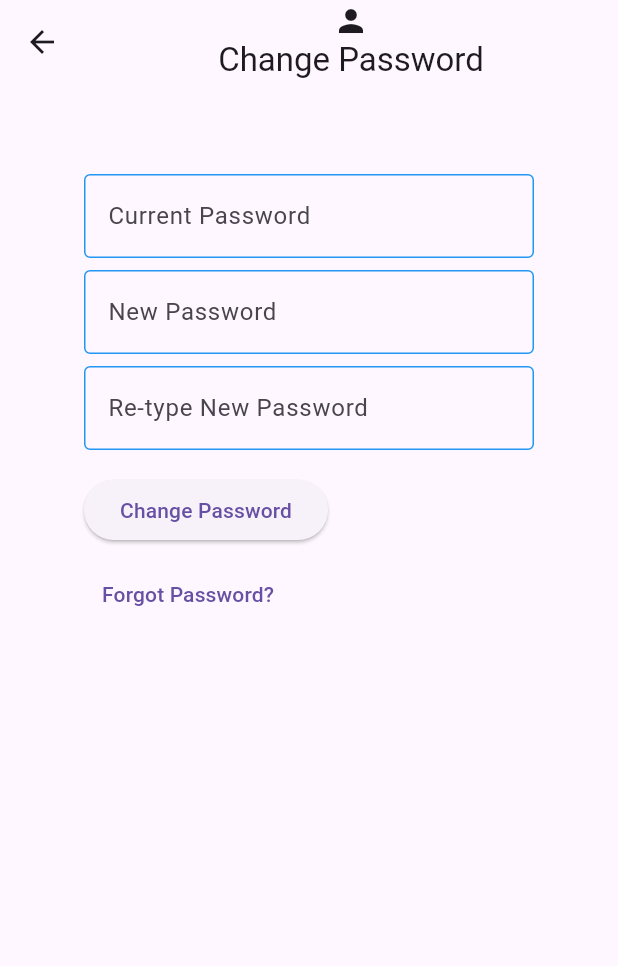
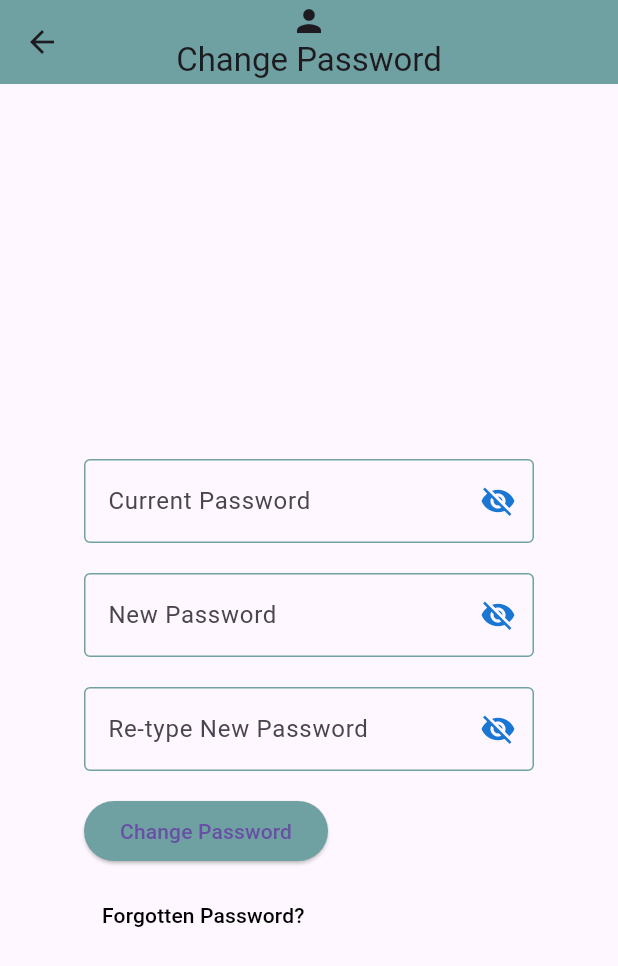
Before and after one commit to omneaa/graduation_task, a Flutter app: the screen it shows after launch, after a tap on "Change password", on a phone screen of 412 x 824 dp. Shown: the top 966 px of the screen. Run offline on Flutter 3.47's test engine with Material 3 defaults, Android fonts, the phone set to English and light mode, and no system bars; our stand-ins replace image_picker.

Commit message:
Initial commit

```diff
--- a/lib/main.dart
+++ b/lib/main.dart
@@ -6,14 +6,12 @@ import 'package:screen/screens/ChangePasswordScreen.dart';
 import 'package:screen/screens/LogInScreen.dart';
 import 'package:screen/screens/deleteAccount.dart';
 import 'package:screen/screens/logout.dart';
-
 void main() {
   runApp(MaterialApp(
     debugShowCheckedModeBanner: false,
     home: ProfileScreen(),
   ));
 }
-
 class ProfileScreen extends StatefulWidget {
   @override
   _ProfileScreenState createState() => _ProfileScreenState();
@@ -40,20 +38,23 @@ class _ProfileScreenState extends State<ProfileScreen> {
             Text('Profile'),
           ],
         ),
+        backgroundColor: Color(0xFF6FA1A2),
         centerTitle: true,
       ),
       body: Center(
         child: SingleChildScrollView(
           child: Column(
             children: <Widget>[
-              SizedBox(height: 1.0),
+              //SizedBox(height: 1.0),
               CircleAvatar(
                 radius: 70,
-                backgroundImage: _imageFile != null ? FileImage(File(_imageFile!.path)) : null,
+                backgroundImage:AssetImage('assets/images/profilePicture.png'),
+                // _imageFile != null ? FileImage(File(_imageFile!.path)) : null,
                 child: Align(
                   alignment: Alignment.bottomRight,
                   child: CircleAvatar(
-                    backgroundColor: Colors.white,
+
+                    backgroundColor: Color(0xFFF3F4F9),
                     radius: 12,
                     child: IconButton(
                       icon: Icon(Icons.camera_alt, size: 25, color: Colors.grey),
@@ -62,8 +63,11 @@ class _ProfileScreenState extends State<ProfileScreen> {
                   ),
                 ),
               ),
+
+
+
               SizedBox(height: 20.0),
-              Text('omnia Mohamed',style: TextStyle(fontSize: 20),),
+              Text('Edit Profile',style: TextStyle(fontSize: 20),),
               SizedBox(height: 20.0),
               SizedBox(
                 width: 250,
@@ -76,6 +80,7 @@ class _ProfileScreenState extends State<ProfileScreen> {
                   ),
                 ),
               ),
+              SizedBox(height: 10),
               SizedBox(
                 width: 250,
                 height: 70,
@@ -90,32 +95,41 @@ class _ProfileScreenState extends State<ProfileScreen> {
 
               SizedBox(height: 20.0),
               Container(
-                width: 150,
+                width: 200,
                 child: ElevatedButton(
                     onPressed: () {
                       Navigator.push(context, MaterialPageRoute(builder: (context) => LogInScreen()));
                     },
+                    style: ElevatedButton.styleFrom(
+                      primary: Color(0xFF6FA1A2), // Set the desired color
+                    ),
                     child: Text('Logout')
                 ),
               ),
               SizedBox(height: 20.0),
               Container(
-                width: 150,
+                width: 200,
                 child: ElevatedButton(
                   onPressed: () {
                     Navigator.push(context, MaterialPageRoute(builder: (context) => DeleteAccountScreen()));
                   },
+                  style: ElevatedButton.styleFrom(
+                    primary: Color(0xFF6FA1A2), // Set the desired color
+                  ),
                   child: Text('Delete Account'),
                 ),
               ),
 
               SizedBox(height: 20.0),
               Container(
-                width: 150,
+                width: 200,
                 child: ElevatedButton(
                   onPressed: () {
                     Navigator.push(context, MaterialPageRoute(builder: (context) => ChangePasswordScreen()));
                   },
+                  style: ElevatedButton.styleFrom(
+                    primary: Color(0xFF6FA1A2), // Set the desired color
+                  ),
                   child: Text('Change password'),
                 ),
               ),
--- a/lib/screens/ChangePasswordScreen.dart
+++ b/lib/screens/ChangePasswordScreen.dart
@@ -1,19 +1,18 @@
 import 'package:flutter/material.dart';
 import 'package:screen/screens/ForgotPasswordScreen.dart';
-
 class ChangePasswordScreen extends StatelessWidget {
   @override
   Widget build(BuildContext context) {
     return Scaffold(
       appBar: AppBar(
-        title: Center(
-          child: Column(
-            children: [
-              Icon(Icons.person),
-              Text('Change Password'),
-            ],
-          ),
+        title: Column(
+          children: [
+            Icon(Icons.person),
+            Text('Change Password'),
+          ],
         ),
+        backgroundColor: Color(0xFF6FA1A2),
+        centerTitle: true,
       ),
       body: Center(
         child: ChangePasswordForm(),
@@ -21,7 +20,6 @@ class ChangePasswordScreen extends StatelessWidget {
     );
   }
 }
-
 class ChangePasswordForm extends StatefulWidget {
   @override
   ChangePasswordFormState createState() {
@@ -31,33 +29,44 @@ class ChangePasswordForm extends StatefulWidget {
 
 class ChangePasswordFormState extends State<ChangePasswordForm> {
   final _formKey = GlobalKey<FormState>();
-  final TextEditingController _passwordController = TextEditingController();
+  final TextEditingController _currentPasswordController = TextEditingController();
   final TextEditingController _newPasswordController = TextEditingController();
   final TextEditingController _confirmPasswordController = TextEditingController();
+  bool _currentPasswordVisible = false;
+  bool _newPasswordVisible = false;
+  bool _confirmPasswordVisible = false;
 
   @override
   Widget build(BuildContext context) {
     return Form(
       key: _formKey,
-
       child: Container(
         width: 300,
-        child: Column(
-
-
+        child:SingleChildScrollView(
+        child:Column(
           crossAxisAlignment: CrossAxisAlignment.start,
           children: <Widget>[
             SizedBox(height: 60.0),
-
-        TextFormField(
-              controller: _passwordController,
+            TextFormField(
+              controller: _currentPasswordController,
               decoration: InputDecoration(
                 labelText: 'Current Password',
                 focusedBorder: OutlineInputBorder(
-                  borderSide: BorderSide(color: Colors.blue), // Set focused border color to red
+                  borderSide: BorderSide(color: Color(0xFF6FA1A2)),
                 ),
                 enabledBorder: OutlineInputBorder(
-                  borderSide: BorderSide(color: Colors.blue), // Set enabled border color to red
+                  borderSide: BorderSide(color: Color(0xFF6FA1A2)),
+                ),
+                suffixIcon: IconButton(
+                  icon: Icon(
+                    _currentPasswordVisible ? Icons.visibility : Icons.visibility_off,
+                    color: Theme.of(context).primaryColorDark,
+                  ),
+                  onPressed: () {
+                    setState(() {
+                      _currentPasswordVisible = !_currentPasswordVisible;
+                    });
+                  },
                 ),
               ),
               validator: (value) {
@@ -66,18 +75,29 @@ class ChangePasswordFormState extends State<ChangePasswordForm> {
                 }
                 return null;
               },
-              obscureText: true,
+              obscureText: !_currentPasswordVisible,
             ),
-            SizedBox(height: 8.0),
+            SizedBox(height: 20.0),
             TextFormField(
               controller: _newPasswordController,
               decoration: InputDecoration(
                 labelText: 'New Password',
                 focusedBorder: OutlineInputBorder(
-                  borderSide: BorderSide(color: Colors.blue), // Set focused border color to red
+                  borderSide: BorderSide(color: Color(0xFF6FA1A2)),
                 ),
                 enabledBorder: OutlineInputBorder(
-                  borderSide: BorderSide(color: Colors.blue), // Set enabled border color to red
+                  borderSide: BorderSide(color: Color(0xFF6FA1A2)),
+                ),
+                suffixIcon: IconButton(
+                  icon: Icon(
+                    _newPasswordVisible ? Icons.visibility : Icons.visibility_off,
+                    color: Theme.of(context).primaryColorDark,
+                  ),
+                  onPressed: () {
+                    setState(() {
+                      _newPasswordVisible = !_newPasswordVisible;
+                    });
+                  },
                 ),
               ),
               validator: (value) {
@@ -86,31 +106,40 @@ class ChangePasswordFormState extends State<ChangePasswordForm> {
                 }
                 return null;
               },
-              obscureText: true,
+              obscureText: !_newPasswordVisible,
             ),
-            SizedBox(height: 8.0),
+            SizedBox(height: 20.0),
             TextFormField(
               controller: _confirmPasswordController,
               decoration: InputDecoration(
                 labelText: 'Re-type New Password',
                 focusedBorder: OutlineInputBorder(
-                  borderSide: BorderSide(color: Colors.blue), // Set focused border color to red
+                  borderSide: BorderSide(color: Color(0xFF6FA1A2)),
                 ),
                 enabledBorder: OutlineInputBorder(
-                  borderSide: BorderSide(color: Colors.blue), // Set enabled border color to red
+                  borderSide: BorderSide(color: Color(0xFF6FA1A2)),
+                ),
+                suffixIcon: IconButton(
+                  icon: Icon(
+                    _confirmPasswordVisible ? Icons.visibility : Icons.visibility_off,
+                    color: Theme.of(context).primaryColorDark,
+                  ),
+                  onPressed: () {
+                    setState(() {
+                      _confirmPasswordVisible = !_confirmPasswordVisible;
+                    });
+                  },
                 ),
               ),
               validator: (value) {
                 if (value!.isEmpty) {
                   return 'Please re-type your new password';
                 }
-                if (value != _newPasswordController.text) {
-                  return 'New password and re-typed password do not match';
-                }
                 return null;
               },
-              obscureText: true,
+              obscureText: !_confirmPasswordVisible,
             ),
+
             SizedBox(height: 16.0),
             ElevatedButton(
               onPressed: () {
@@ -120,6 +149,9 @@ class ChangePasswordFormState extends State<ChangePasswordForm> {
                   );
                 }
               },
+              style: ElevatedButton.styleFrom(
+                primary: Color(0xFF6FA1A2), // Set the desired color
+              ),
               child: Text('Change Password'),
             ),
             SizedBox(height: 8.0),
@@ -130,10 +162,16 @@ class ChangePasswordFormState extends State<ChangePasswordForm> {
                   MaterialPageRoute(builder: (context) => ForgotPasswordScreen()),
                 );
               },
-              child: Text('Forgot Password?'),
+
+              child: Text('Forgotten Password?',style: TextStyle(
+                color: Colors.black, // Set the desired text color
+              ),),
             ),
+
           ],
+
         ),
+      ),
       ),
     );
   }
--- a/lib/screens/deleteAccount.dart
+++ b/lib/screens/deleteAccount.dart
@@ -16,18 +16,18 @@ class DeleteAccountScreen extends StatelessWidget {
 
           ],
         ),
+        backgroundColor: Color(0xFF6FA1A2),
 
         centerTitle: true,
       ),
 
       body: Center(
-
         child: Container(
-          width: 380.0,
-          height: 600.0,
+          width: 350.0,
+          height: 500.0,
           decoration: BoxDecoration(
             borderRadius: BorderRadius.circular(20),
-            color: Colors.blueAccent,
+            color: Color(0xFF6FA1A2),
 
 
           ),
@@ -46,10 +46,10 @@ class DeleteAccountScreen extends StatelessWidget {
 
 
                 Icon(Icons.delete_rounded,color: Colors.red,size: 60),
-                SizedBox(height: 150.0),
+                SizedBox(height: 100.0),
                   Text(
                     'You Are About To Delete Your Account',
-                    style: TextStyle(fontSize: 21,color: Colors.white),
+                    style: TextStyle(fontSize: 15,color: Colors.white),
                   ),
 
                   //Icon(Icons.delete, color: Colors.red),
@@ -58,7 +58,7 @@ class DeleteAccountScreen extends StatelessWidget {
                 SizedBox(height: 20.0),
                 Text(
                   'Are you sure?',
-                  style: TextStyle(fontSize: 23,color: Colors.white70),
+                  style: TextStyle(fontSize: 20,color: Colors.white70),
                 ),
                 SizedBox(height: 80.0),
                 Row(
@@ -67,17 +67,21 @@ class DeleteAccountScreen extends StatelessWidget {
                     SizedBox(width: 100.0),
 
                     ElevatedButton(
-                      child: Text('Cancel',style: TextStyle(color: Colors.white,fontSize: 20)),
+                      child: Text('Cancel',style: TextStyle(color: Colors.white,fontSize: 16)),
                       onPressed: () {
                         Navigator.push(
                           context,
                           MaterialPageRoute(builder: (context) => ProfileScreen()),
                         );
                       },
+                      style: ElevatedButton.styleFrom(
+                        primary: Color(0xFF6FA1A2), // Set the desired color
+                      ),
+
                     ),
                     SizedBox(width: 40.0),
                     ElevatedButton(
-                      child: Text('Delete', style: TextStyle(color: Colors.white,fontSize: 20)),
+                      child: Text('Delete', style: TextStyle(color: Colors.white,fontSize: 16)),
 
                       onPressed: () {
                         Navigator.push(
@@ -85,6 +89,9 @@ class DeleteAccountScreen extends StatelessWidget {
                           MaterialPageRoute(builder: (context) => SignUpScreen()),
                         );
                       },
+                      style: ElevatedButton.styleFrom(
+                        primary: Colors.red, // Set the desired color
+                      ),
                     ),
                   ],
                 ),
```
Also changed, not shown: pubspec.yaml (+12 -8 lines), assets/images/profilePicture.png (renamed from lib/images/profile_picture.png), images/user_456212.png (deleted), pubspec.lock, 1 other file.
